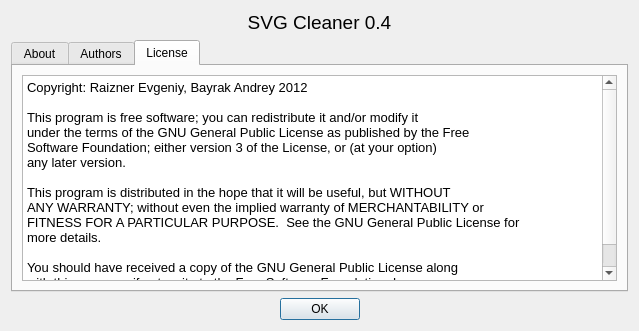
Qt form src/aboutdialog.ui (RazrFalcon/svgcleaner) before a commit.
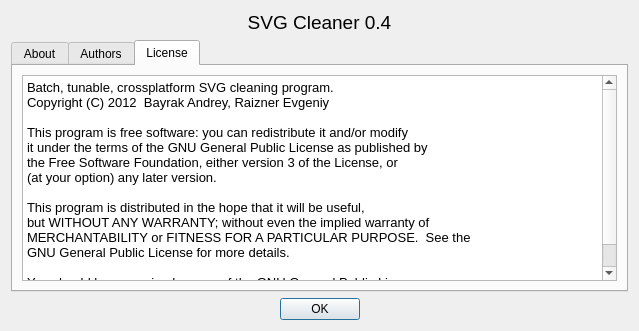
The same form after that commit. The open tabs and pages were chosen to show the change.

Commit message: Copyright text changed. Added checkBox to show script output in console. Fixed compress type setting saving. GUI now become beta.

```diff
--- a/src/aboutdialog.ui
+++ b/src/aboutdialog.ui
@@ -95,21 +95,21 @@
 &lt;html&gt;&lt;head&gt;&lt;meta name=&quot;qrichtext&quot; content=&quot;1&quot; /&gt;&lt;style type=&quot;text/css&quot;&gt;
 p, li { white-space: pre-wrap; }
 &lt;/style&gt;&lt;/head&gt;&lt;body style=&quot; font-family:'Verdana'; font-size:10pt; font-weight:400; font-style:normal;&quot;&gt;
-&lt;p style=&quot; margin-top:0px; margin-bottom:0px; margin-left:0px; margin-right:0px; -qt-block-indent:0; text-indent:0px;&quot;&gt;Copyright: Raizner Evgeniy, Bayrak Andrey 2012&lt;/p&gt;
+&lt;p style=&quot; margin-top:0px; margin-bottom:0px; margin-left:0px; margin-right:0px; -qt-block-indent:0; text-indent:0px;&quot;&gt;Batch, tunable, crossplatform SVG cleaning program.&lt;/p&gt;
+&lt;p style=&quot; margin-top:0px; margin-bottom:0px; margin-left:0px; margin-right:0px; -qt-block-indent:0; text-indent:0px;&quot;&gt;Copyright (C) 2012  Bayrak Andrey, Raizner Evgeniy&lt;/p&gt;
 &lt;p style=&quot;-qt-paragraph-type:empty; margin-top:0px; margin-bottom:0px; margin-left:0px; margin-right:0px; -qt-block-indent:0; text-indent:0px;&quot;&gt;&lt;br /&gt;&lt;/p&gt;
-&lt;p style=&quot; margin-top:0px; margin-bottom:0px; margin-left:0px; margin-right:0px; -qt-block-indent:0; text-indent:0px;&quot;&gt;This program is free software; you can redistribute it and/or modify it&lt;/p&gt;
-&lt;p style=&quot; margin-top:0px; margin-bottom:0px; margin-left:0px; margin-right:0px; -qt-block-indent:0; text-indent:0px;&quot;&gt;under the terms of the GNU General Public License as published by the Free&lt;/p&gt;
-&lt;p style=&quot; margin-top:0px; margin-bottom:0px; margin-left:0px; margin-right:0px; -qt-block-indent:0; text-indent:0px;&quot;&gt;Software Foundation; either version 3 of the License, or (at your option)&lt;/p&gt;
-&lt;p style=&quot; margin-top:0px; margin-bottom:0px; margin-left:0px; margin-right:0px; -qt-block-indent:0; text-indent:0px;&quot;&gt;any later version.&lt;/p&gt;
+&lt;p style=&quot; margin-top:0px; margin-bottom:0px; margin-left:0px; margin-right:0px; -qt-block-indent:0; text-indent:0px;&quot;&gt;This program is free software: you can redistribute it and/or modify&lt;/p&gt;
+&lt;p style=&quot; margin-top:0px; margin-bottom:0px; margin-left:0px; margin-right:0px; -qt-block-indent:0; text-indent:0px;&quot;&gt;it under the terms of the GNU General Public License as published by&lt;/p&gt;
+&lt;p style=&quot; margin-top:0px; margin-bottom:0px; margin-left:0px; margin-right:0px; -qt-block-indent:0; text-indent:0px;&quot;&gt;the Free Software Foundation, either version 3 of the License, or&lt;/p&gt;
+&lt;p style=&quot; margin-top:0px; margin-bottom:0px; margin-left:0px; margin-right:0px; -qt-block-indent:0; text-indent:0px;&quot;&gt;(at your option) any later version.&lt;/p&gt;
 &lt;p style=&quot;-qt-paragraph-type:empty; margin-top:0px; margin-bottom:0px; margin-left:0px; margin-right:0px; -qt-block-indent:0; text-indent:0px;&quot;&gt;&lt;br /&gt;&lt;/p&gt;
-&lt;p style=&quot; margin-top:0px; margin-bottom:0px; margin-left:0px; margin-right:0px; -qt-block-indent:0; text-indent:0px;&quot;&gt;This program is distributed in the hope that it will be useful, but WITHOUT&lt;/p&gt;
-&lt;p style=&quot; margin-top:0px; margin-bottom:0px; margin-left:0px; margin-right:0px; -qt-block-indent:0; text-indent:0px;&quot;&gt;ANY WARRANTY; without even the implied warranty of MERCHANTABILITY or&lt;/p&gt;
-&lt;p style=&quot; margin-top:0px; margin-bottom:0px; margin-left:0px; margin-right:0px; -qt-block-indent:0; text-indent:0px;&quot;&gt;FITNESS FOR A PARTICULAR PURPOSE.  See the GNU General Public License for&lt;/p&gt;
-&lt;p style=&quot; margin-top:0px; margin-bottom:0px; margin-left:0px; margin-right:0px; -qt-block-indent:0; text-indent:0px;&quot;&gt;more details.&lt;/p&gt;
+&lt;p style=&quot; margin-top:0px; margin-bottom:0px; margin-left:0px; margin-right:0px; -qt-block-indent:0; text-indent:0px;&quot;&gt;This program is distributed in the hope that it will be useful,&lt;/p&gt;
+&lt;p style=&quot; margin-top:0px; margin-bottom:0px; margin-left:0px; margin-right:0px; -qt-block-indent:0; text-indent:0px;&quot;&gt;but WITHOUT ANY WARRANTY; without even the implied warranty of&lt;/p&gt;
+&lt;p style=&quot; margin-top:0px; margin-bottom:0px; margin-left:0px; margin-right:0px; -qt-block-indent:0; text-indent:0px;&quot;&gt;MERCHANTABILITY or FITNESS FOR A PARTICULAR PURPOSE.  See the&lt;/p&gt;
+&lt;p style=&quot; margin-top:0px; margin-bottom:0px; margin-left:0px; margin-right:0px; -qt-block-indent:0; text-indent:0px;&quot;&gt;GNU General Public License for more details.&lt;/p&gt;
 &lt;p style=&quot;-qt-paragraph-type:empty; margin-top:0px; margin-bottom:0px; margin-left:0px; margin-right:0px; -qt-block-indent:0; text-indent:0px;&quot;&gt;&lt;br /&gt;&lt;/p&gt;
-&lt;p style=&quot; margin-top:0px; margin-bottom:0px; margin-left:0px; margin-right:0px; -qt-block-indent:0; text-indent:0px;&quot;&gt;You should have received a copy of the GNU General Public License along&lt;/p&gt;
-&lt;p style=&quot; margin-top:0px; margin-bottom:0px; margin-left:0px; margin-right:0px; -qt-block-indent:0; text-indent:0px;&quot;&gt;with this program; if not, write to the Free Software Foundation, Inc.,&lt;/p&gt;
-&lt;p style=&quot; margin-top:0px; margin-bottom:0px; margin-left:0px; margin-right:0px; -qt-block-indent:0; text-indent:0px;&quot;&gt;51 Franklin Street, Fifth Floor, Boston, MA  02110-1301, USA&lt;/p&gt;&lt;/body&gt;&lt;/html&gt;</string>
+&lt;p style=&quot; margin-top:0px; margin-bottom:0px; margin-left:0px; margin-right:0px; -qt-block-indent:0; text-indent:0px;&quot;&gt;You should have received a copy of the GNU General Public License&lt;/p&gt;
+&lt;p style=&quot; margin-top:0px; margin-bottom:0px; margin-left:0px; margin-right:0px; -qt-block-indent:0; text-indent:0px;&quot;&gt;along with this program.  If not, see &amp;lt;&lt;a href=&quot;http://www.gnu.org/licenses/&quot;&gt;&lt;span style=&quot; text-decoration: underline; color:#0057ae;&quot;&gt;http://www.gnu.org/licenses/&lt;/span&gt;&lt;/a&gt;&amp;gt;.&lt;/p&gt;&lt;/body&gt;&lt;/html&gt;</string>
          </property>
         </widget>
        </item>
```
Left out of the diff: 2 changed lines with no effect on the pictures. The commit also changes 13 other files.
